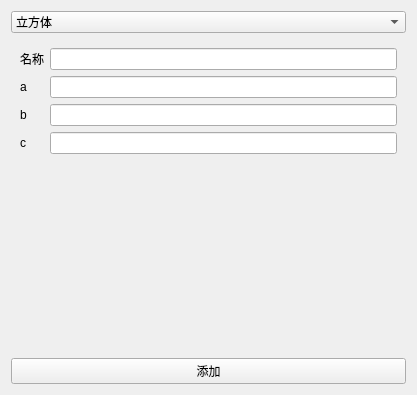
First picture: the form in app/win/panel/AddPanel.ui, repository Arkueid/unlimited-sign-works, before the edit.
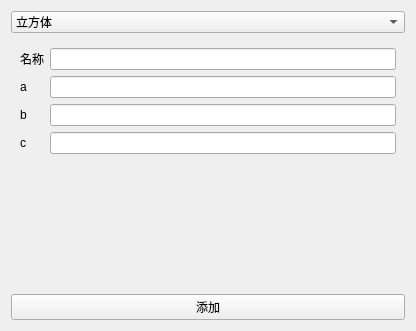
Second picture: the form after the edit.

Diff of the .ui file:
```diff
--- a/app/win/panel/AddPanel.ui
+++ b/app/win/panel/AddPanel.ui
@@ -6,8 +6,8 @@
    <rect>
     <x>0</x>
     <y>0</y>
-    <width>417</width>
-    <height>395</height>
+    <width>416</width>
+    <height>331</height>
    </rect>
   </property>
   <property name="windowTitle">
```
